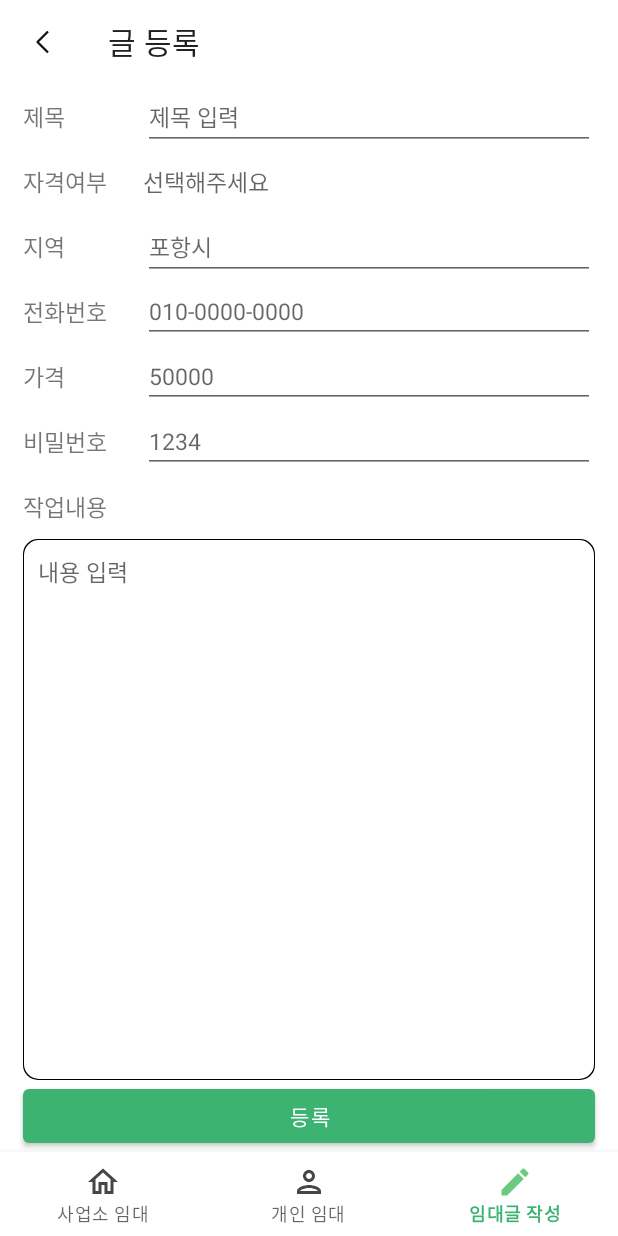
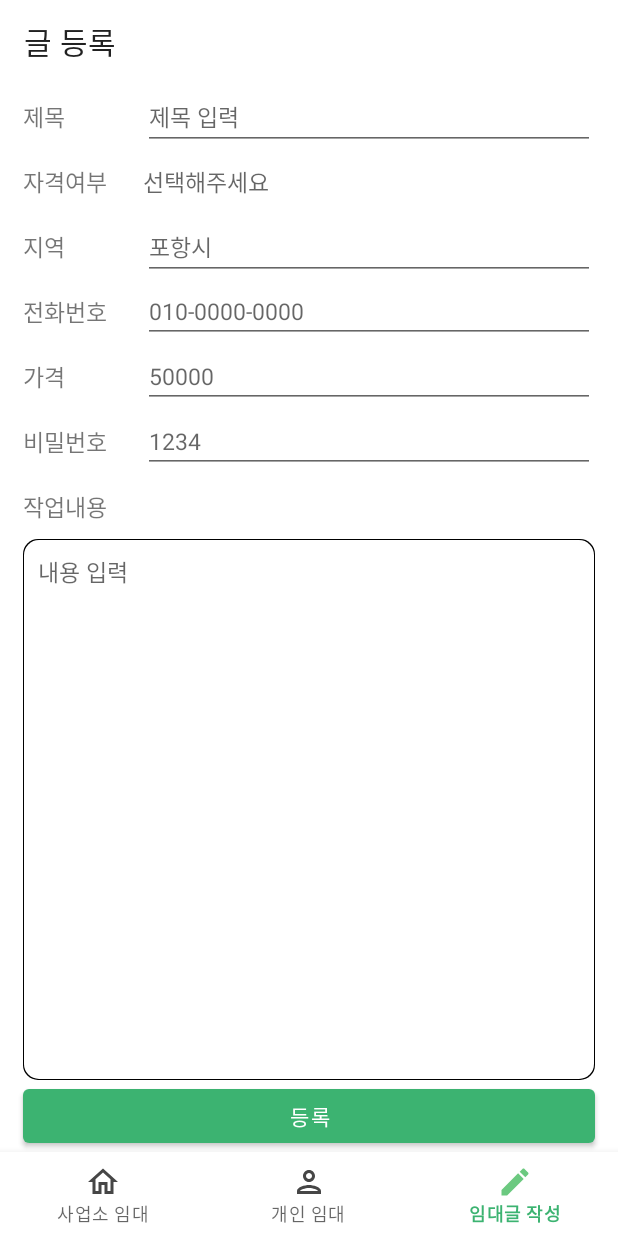
Before and after one commit to Im-GeokJeong/Android, an Android app: the PostFragment screen opened through its navigation route, on a phone screen of 412 x 824 dp. Run offline under Robolectric (Android 15) with nearby library versions, the phone set to English and light mode, and no system bars; our stand-ins replace navigation-ui; libraries missing offline, so code that uses them is left out: net.daum.mf; network calls fail; 2 statements that could not run were skipped.

Commit message:
nav back btn

```diff
--- a/app/src/main/java/com/im_geokjeong/ui/rentalperson/RentalPersonFragment.kt
+++ b/app/src/main/java/com/im_geokjeong/ui/rentalperson/RentalPersonFragment.kt
@@ -39,7 +39,6 @@ class RentalPersonFragment : Fragment() {
 
         privateRentalSearch.setOnEditorActionListener() { v, keyCode, event ->
             if (keyCode == EditorInfo.IME_ACTION_SEARCH) {
-                // 엔터 눌렀을때 행동
                 setArticleAdapter(privateRentalSearch.text.toString())
             }
             true
--- a/app/src/main/res/layout/fragment_post.xml
+++ b/app/src/main/res/layout/fragment_post.xml
@@ -175,7 +175,6 @@
         android:id="@+id/postToolbar"
         android:layout_width="match_parent"
         android:layout_height="wrap_content"
-        app:navigationIcon="@drawable/ic_gnb_back"
         app:layout_constraintTop_toTopOf="parent"
         app:layout_constraintStart_toStartOf="parent"
         app:title="글 등록" />
```
